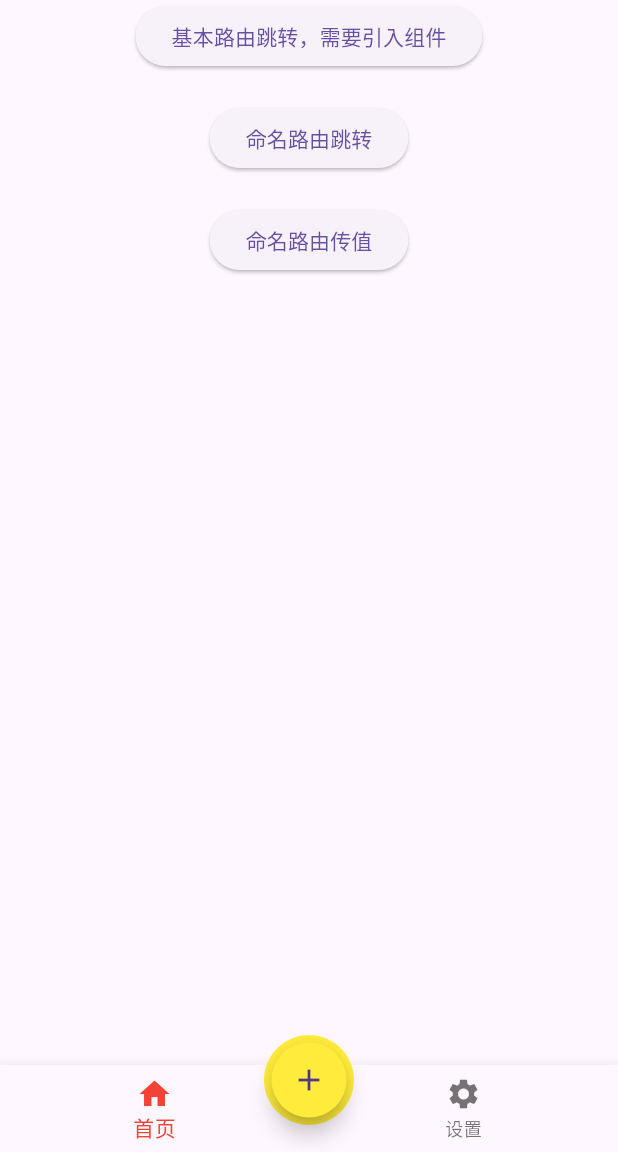
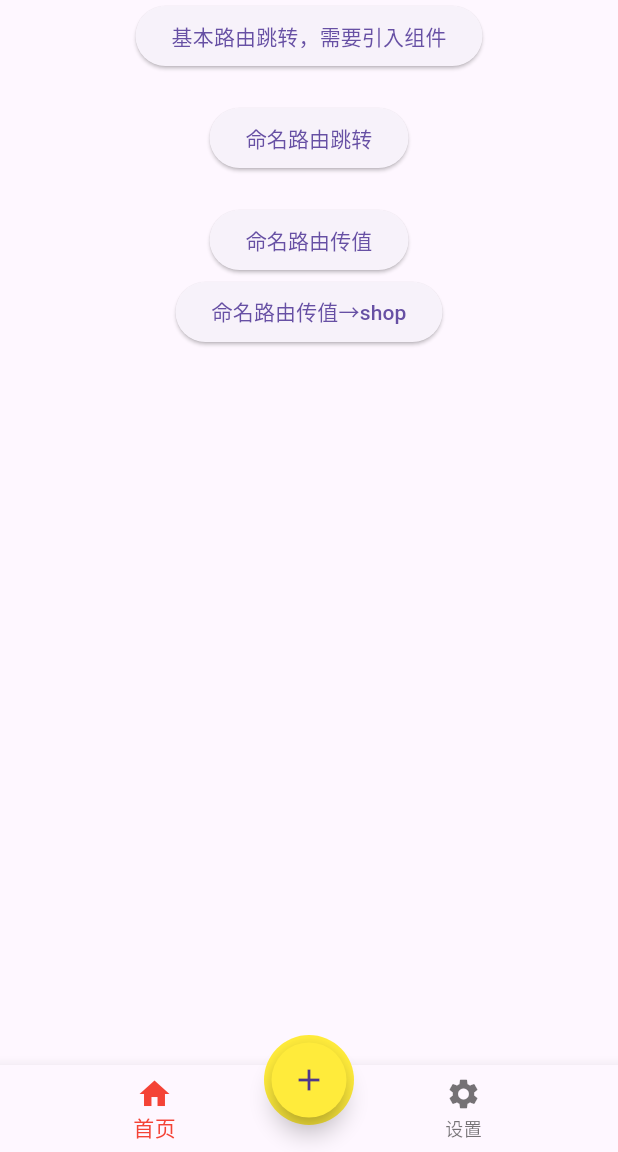
Before and after one commit to deidei1231/Flutter_Demo, a Flutter app: the screen it shows after launch, on a phone screen of 412 x 824 dp, the part 84-1236 px from its top. Run offline on Flutter 3.47's test engine with Material 3 defaults, Android fonts, the phone set to English and light mode, and no system bars.

Commit message:
2024-06-28 flutter学习

```diff
--- a/lib/main_TabBar.dart
+++ b/lib/main_TabBar.dart
@@ -46,7 +46,7 @@ class _HomePagesState extends State<HomePages>
             onPressed: () {
               print("左侧的按钮图标");
             }),
-        title: Text("tab demo"),
+        title: const Text("tab demo"),
         backgroundColor: Colors.red,
         actions: [
           IconButton(
--- a/lib/pages/tabs/home.dart
+++ b/lib/pages/tabs/home.dart
@@ -38,6 +38,14 @@ class _HomePageState extends State<HomePage> {
               });
             },
             child: const Text("命名路由传值"),
+          ),
+          ElevatedButton(
+            onPressed: () {
+              Navigator.pushNamed(context, "/shop", arguments: {
+                "title": "shop传值",
+              });
+            },
+            child: const Text("命名路由传值→shop"),
           )
         ],
       ),
--- /dev/null
+++ b/lib/routers/routers.dart
@@ -0,0 +1,33 @@
+import 'package:flutter/material.dart';
+import '../pages/form.dart';
+import '../pages/news.dart';
+import '../pages/search.dart';
+import '../pages/shop.dart';
+import 'package:demo/pages/tabs.dart';
+
+Map routers = {
+  "/": (context) => const Tabs(),
+  "/news": (context) => const NewsPage(),
+  "/search": (context) => const SearchPage(),
+  "/form": (context, {arguments}) => FormPage(arguments: arguments),
+  "/shop": (context, {arguments}) => ShopPage(arguments: arguments)
+};
+
+// 相当于中间件，可以做权限判断
+var onGenerateRoute = (RouteSettings settings) {
+  final String? name = settings.name;
+  final Function? pageContentBuilder = routers[name];
+  if (pageContentBuilder != null) {
+    if (settings.arguments != null) {
+      final Route route = MaterialPageRoute(
+          builder: (context) => pageContentBuilder(context,
+              arguments: settings.arguments));
+      return route;
+    } else {
+      final Route route = MaterialPageRoute(
+          builder: (context) => pageContentBuilder(context));
+      return route;
+    }
+  }
+  return null;
+};
```
Also changed, not shown: lib/main.dart (+3 -26 lines), lib/pages/shop.dart (added, +31 -0 lines).
